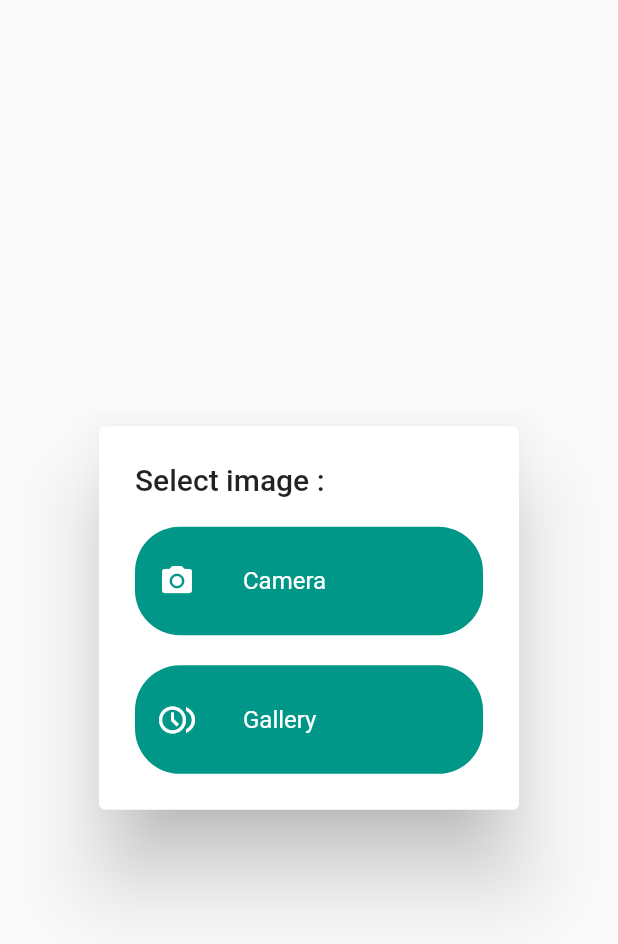
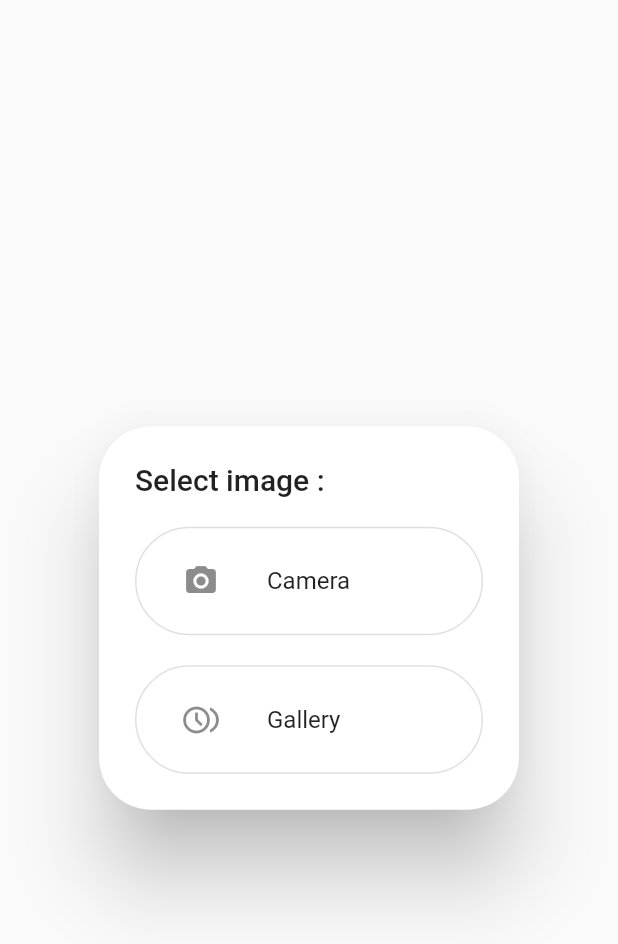
Before and after one commit to WaseemAlqahwaji/lingua_land_app, a Flutter app: what alertDialog() shows on an empty page, opened directly, on a phone screen of 412 x 824 dp. Shown: the top 944 px of the screen. Run offline on Flutter 3.47's test engine with Material 2 defaults, Android fonts, the phone set to English and light mode, and no system bars; our stand-ins replace flutter_bloc.

Commit message:
Lingua Land App

```diff
--- a/lib/feature/ui/components/components.dart
+++ b/lib/feature/ui/components/components.dart
@@ -6,28 +6,17 @@ class Components {
     required IconData listTileIcon,
     required String listTileLable,
   }) =>
-      InkWell(
-        onTap: () {
-          print("helooo");
+      OutlinedButton(
+        onPressed: ()
+        {
+          print("hellloo");
         },
-        child: Container(
-          decoration: BoxDecoration(
-            color: AppColors.mainLightColor,
-            borderRadius: BorderRadius.circular(30.0),
-          ),
-          alignment: Alignment.center,
-          child: ListTile(
-            leading: Icon(
-              listTileIcon,
-            ),
-            iconColor: Colors.white,
-            title: Text(
-              listTileLable,
-              style: TextStyle(
-                color: Colors.white,
-              ),
-            ),
-          ),
+        style: ButtonStyle(
+          shape: MaterialStateProperty.all(RoundedRectangleBorder(borderRadius: BorderRadius.circular(40.0))),
+        ),
+        child: ListTile(
+          title: Text(listTileLable),
+          leading: Icon(listTileIcon),
         ),
       );
 }
--- a/lib/feature/ui/widgets/alert_dialog.dart
+++ b/lib/feature/ui/widgets/alert_dialog.dart
@@ -1,16 +1,19 @@
 import 'package:flutter/material.dart';
 import 'package:lingua_land/feature/ui/components/components.dart';
-import 'package:lingua_land/util/colors/colors.dart';
 import 'package:lingua_land/util/responsive/responsive.dart';
 
 class MyAlertDialog {
   static Widget alertDialog(BuildContext context) => AlertDialog(
+        shape: RoundedRectangleBorder(
+          borderRadius: BorderRadius.all(
+            Radius.circular(35.0),
+          ),
+        ),
         title: Text("Select image :"),
         content: Container(
           height: Responsive.getHeight(context) * 0.2,
           child: Column(
-            children:
-            [
+            children: [
               Expanded(
                 child: Components.getImageCameraGalleryButton(
                     listTileIcon: Icons.camera_alt, listTileLable: "Camera"),
```
